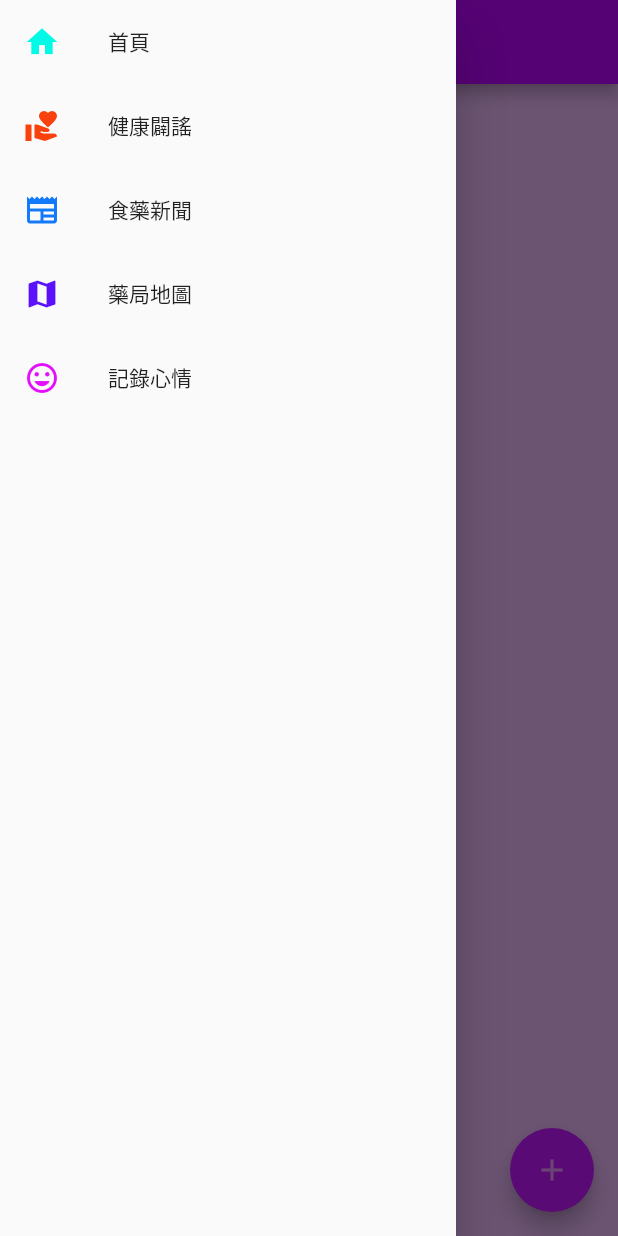
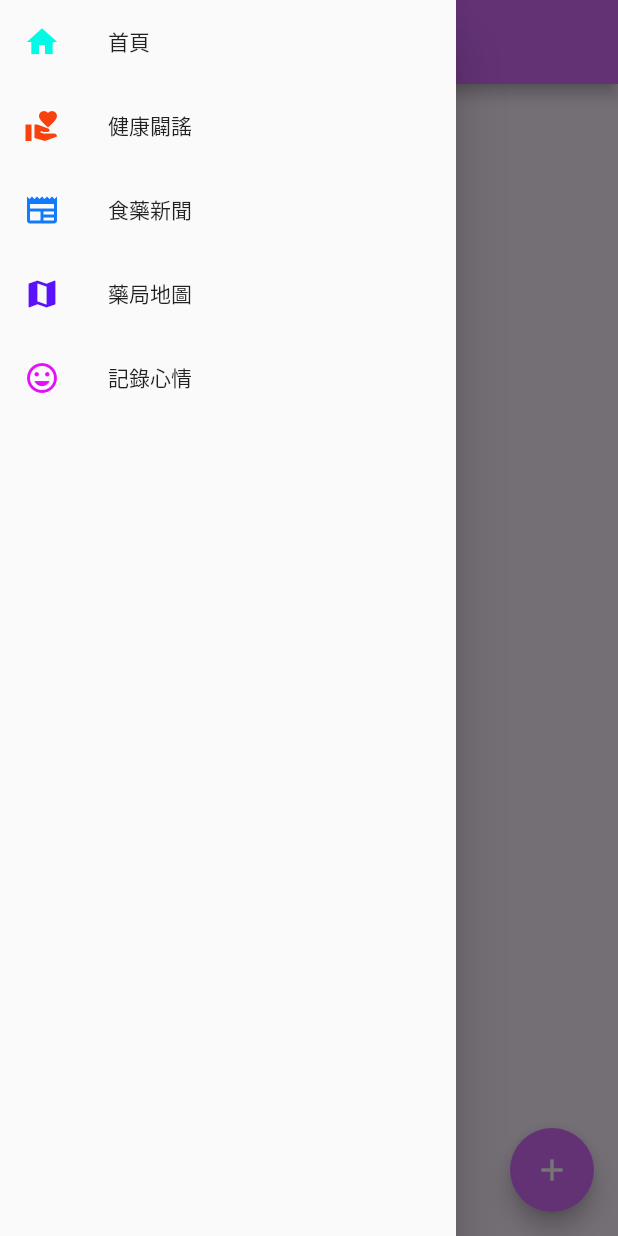
Before and after one commit to hsinyi-lin/HealNow-2.0, a Flutter app: the MoodPage screen opened directly, with the side drawer open, on a phone screen of 412 x 824 dp. Run offline on Flutter 3.47's test engine with Material 2 defaults, Android fonts, the phone set to English and light mode, and no system bars; our stand-ins replace google_maps_flutter, sqflite; missing offline and left inert: postgres; accounts and stored records are empty.

Commit message:
refactor:change color

```diff
--- a/lib/home.dart
+++ b/lib/home.dart
@@ -82,8 +82,7 @@ class _MyhomeState extends State<Myhome> {
   @override
   Widget build(BuildContext context) {
     return Scaffold(
-      backgroundColor: Color.fromARGB(255, 179, 255, 249),
-
+      backgroundColor: Color.fromARGB(255, 231, 247, 246),
       body: Column(
         children: <Widget>[
           Padding(
--- a/lib/main.dart
+++ b/lib/main.dart
@@ -27,7 +27,7 @@ class MyApp extends StatelessWidget {
             color: Colors.black,
           ), // 设置字体颜色为黑色
         ),
-        backgroundColor: Color(0xFF00FAE5),
+        backgroundColor: Color.fromARGB(204, 12, 248, 228),
         iconTheme: IconThemeData(color: Colors.black), // 设置菜单图标颜色为黑色
       ),
       body: const Myhome(), // 將首頁視圖添加到主頁面
--- a/lib/mood.dart
+++ b/lib/mood.dart
@@ -92,15 +92,16 @@ class _MoodPageState extends State<MoodPage> {
   @override
   Widget build(BuildContext context) {
     return Scaffold(
-      backgroundColor: Color.fromARGB(255, 233, 183, 248), // 10% 的透明度
+      backgroundColor: Color.fromARGB(255, 252, 240, 255), // 10% 的透明度
       appBar: AppBar(
         title: const Text(
           '記錄心情',
           style: TextStyle(
             color: Colors.black,
+            fontWeight: FontWeight.bold, // 设置字体加粗
           ), // 设置字体颜色为黑色
         ),
-        backgroundColor:Color.fromARGB(255, 186, 4, 252),
+        backgroundColor:Color.fromARGB(255, 216, 108, 255),
         iconTheme: IconThemeData(color: Colors.black), // 设置菜单图标颜色为黑色
       ),
       drawer: const AppDrawer(),
@@ -128,8 +129,8 @@ class _MoodPageState extends State<MoodPage> {
       // 用於新增按鈕
       floatingActionButton: FloatingActionButton(
         onPressed: _showMoodInput,
-        child: const Icon(Icons.add,color: Color.fromARGB(255, 231, 145, 252)),
-        backgroundColor:Color.fromARGB(255, 197, 22, 255) ,
+        child: const Icon(Icons.add,color: Color.fromARGB(255, 255,255, 255)),
+        backgroundColor:Color.fromARGB(255, 216, 108, 255) ,
       ),
     );
   }
--- a/lib/news.dart
+++ b/lib/news.dart
@@ -81,14 +81,16 @@ class _NewsPageState extends State<NewsPage> {
   @override
   Widget build(BuildContext context) {
     return Scaffold(
-      backgroundColor: Color.fromARGB(255, 183, 222, 248), // 10% 的透明度
+      backgroundColor: Color.fromARGB(255, 230, 243, 251),
       appBar: AppBar(
         title: const Text(
           '食藥新聞',
           style: TextStyle(
             color: Colors.black,
+            fontWeight: FontWeight.bold, // 设置字体加粗
           ), // 设置字体颜色为黑色
         ),
+        backgroundColor: Color.fromARGB(255, 94, 190, 250), // 10% 的透明度
         iconTheme: IconThemeData(color: Colors.black), // 设置菜单图标颜色为黑色
       ),
 
--- a/lib/rumor.dart
+++ b/lib/rumor.dart
@@ -87,6 +87,7 @@ class _RumorPageState extends State<RumorPage> {
           '健康闢謠',
           style: TextStyle(
             color: Colors.black,
+            fontWeight: FontWeight.bold, // 设置字体加粗
           ), // 设置字体颜色为黑色
         ),
         backgroundColor: Color(0xFFF9410E),
```
Also changed, not shown: lib/map.dart (+11 -7 lines).
